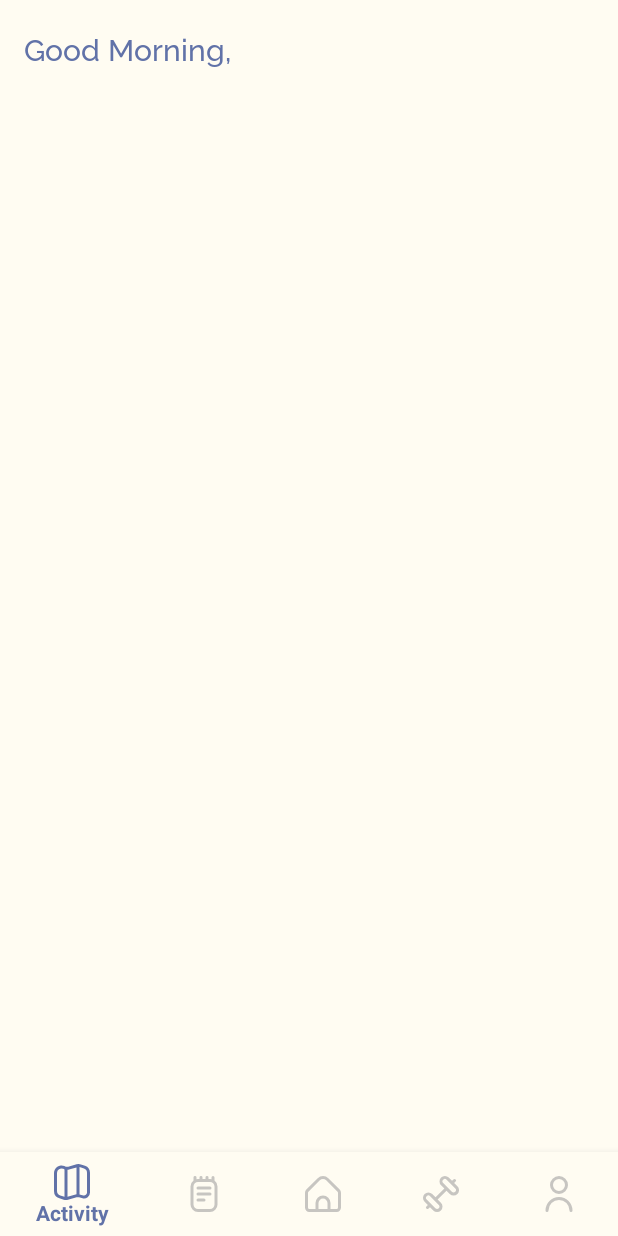
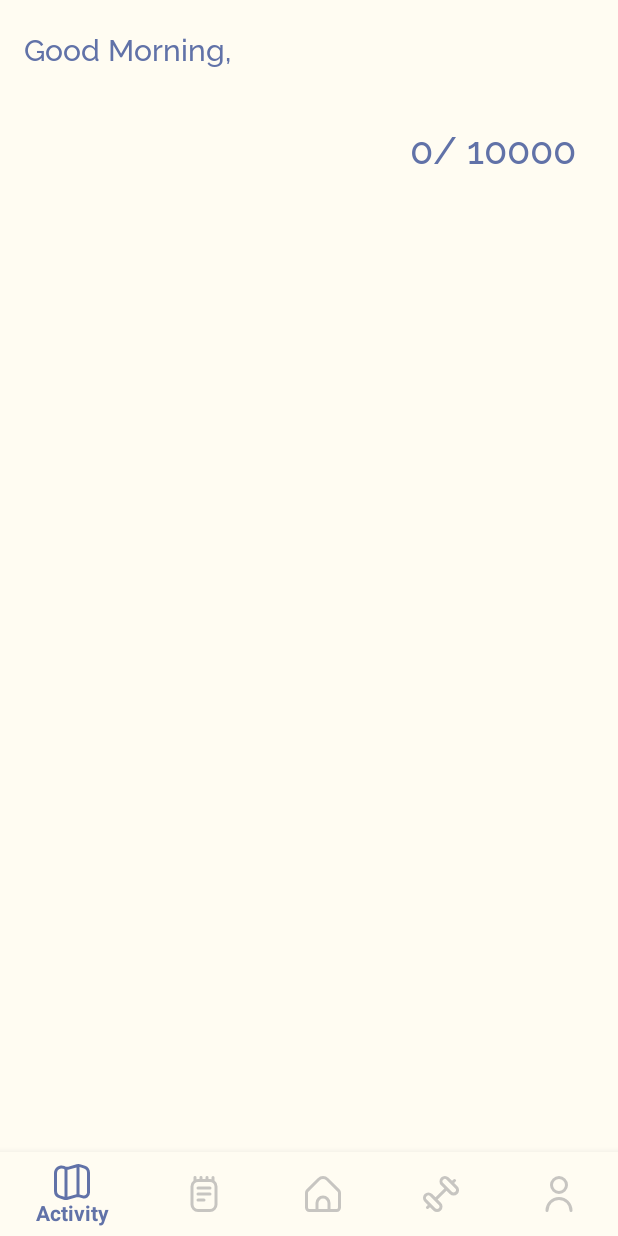
Before and after one commit to MarkoGordic/FitnessAssistant, an Android app: the HomePageActivity screen opened directly, with no data from a screen before it, on a phone screen of 412 x 824 dp. Run offline under Robolectric (Android 15) with nearby library versions, the phone set to English and light mode, and no system bars; our stand-ins replace Firebase (no records; nobody signed in at launch, a user with empty details on screens opened directly).

Commit message:
Minor bugs fixed, Home Page updated. The initial version of the step tracker implemented.

```diff
--- a/app/src/main/AndroidManifest.xml
+++ b/app/src/main/AndroidManifest.xml
@@ -2,7 +2,8 @@
 <manifest xmlns:android="http://schemas.android.com/apk/res/android"
     package="com.example.fitnessassistant">
 
-<uses-permission android:name="android.permission.INTERNET"/>
+    <uses-permission android:name="android.permission.INTERNET"/>
+    <uses-permission android:name="android.permission.ACTIVITY_RECOGNITION"/>
 
 <application
     android:allowBackup="false"
--- a/app/src/main/java/com/example/fitnessassistant/HomePageActivity.java
+++ b/app/src/main/java/com/example/fitnessassistant/HomePageActivity.java
@@ -1,5 +1,10 @@
 package com.example.fitnessassistant;
 
+import android.content.SharedPreferences;
+import android.hardware.Sensor;
+import android.hardware.SensorEvent;
+import android.hardware.SensorEventListener;
+import android.hardware.SensorManager;
 import android.os.Bundle;
 import android.widget.TextView;
 
@@ -11,10 +16,46 @@ import java.util.GregorianCalendar;
 
 public class HomePageActivity extends AppCompatActivity {
 
+    double MagnitudePrevious = 1;
+    int stepCount = 0;
+
     @Override
     protected void onCreate(Bundle savedInstanceState) {
         super.onCreate(savedInstanceState);
         setContentView(R.layout.home_page);
+
+        TextView stepCountText = findViewById(R.id.stepCount);
+
+        SensorManager sensorManager = (SensorManager) getSystemService(SENSOR_SERVICE);
+        Sensor sensor = sensorManager.getDefaultSensor(Sensor.TYPE_ACCELEROMETER);
+
+        SensorEventListener stepDetector = new SensorEventListener() {
+            @Override
+            public void onSensorChanged(SensorEvent event) {
+                if (event != null){
+                    float x_acceleration = event.values[0];
+                    float y_acceleration = event.values[1];
+                    float z_acceleration = event.values[2];
+
+                    double Magnitude = Math.sqrt(x_acceleration*x_acceleration + y_acceleration*y_acceleration + z_acceleration*z_acceleration);
+                    double MagnitudeDelta = Magnitude - MagnitudePrevious;
+                    MagnitudePrevious = Magnitude;
+
+                    if (MagnitudeDelta > 4){
+                        stepCount++;
+                    }
+
+                    stepCountText.setText(String.valueOf(stepCount));
+                }
+            }
+
+            @Override
+            public void onAccuracyChanged(Sensor sensor, int accuracy) {
+
+            }
+        };
+
+        sensorManager.registerListener(stepDetector, sensor, SensorManager.SENSOR_DELAY_NORMAL);
 
         TextView welcome = findViewById(R.id.welcomeMessage); // TextView in top right corner for welcome message
 
@@ -33,5 +74,33 @@ public class HomePageActivity extends AppCompatActivity {
         else if((systemHours >= 23 && systemHours <= 24) || (systemHours >= 0 && systemHours < 6))
             welcome.setText("Good Night, ");
 
+
+    }
+
+    protected void onPause() {
+        super.onPause();
+
+        SharedPreferences sharedPreferences = getPreferences(MODE_PRIVATE);
+        SharedPreferences.Editor editor = sharedPreferences.edit();
+        editor.clear();
+        editor.putInt("stepCount", stepCount);
+        editor.apply();
+    }
+
+    protected void onStop() {
+        super.onStop();
+
+        SharedPreferences sharedPreferences = getPreferences(MODE_PRIVATE);
+        SharedPreferences.Editor editor = sharedPreferences.edit();
+        editor.clear();
+        editor.putInt("stepCount", stepCount);
+        editor.apply();
+    }
+
+    protected void onResume() {
+        super.onResume();
+
+        SharedPreferences sharedPreferences = getPreferences(MODE_PRIVATE);
+        stepCount = sharedPreferences.getInt("stepCount", 0);
     }
 }
--- a/app/src/main/res/layout/home_page.xml
+++ b/app/src/main/res/layout/home_page.xml
@@ -36,4 +36,38 @@
         app:layout_constraintStart_toStartOf="parent"
         app:layout_constraintTop_toTopOf="parent"
         app:layout_constraintVertical_bias="0.022" />
+
+    <TextView
+        android:id="@+id/stepTarget"
+        android:layout_width="97dp"
+        android:layout_height="36dp"
+        android:layout_marginTop="80dp"
+        android:fontFamily="@font/ralewaym"
+
+        android:text="@string/default_step_target"
+        android:textColor="@color/BlueYonder"
+        android:textSize="25sp"
+
+        app:layout_constraintEnd_toEndOf="parent"
+        app:layout_constraintHorizontal_bias="0.917"
+        app:layout_constraintStart_toStartOf="parent"
+        app:layout_constraintTop_toTopOf="parent" />
+
+    <TextView
+        android:id="@+id/stepCount"
+        android:layout_width="97dp"
+        android:layout_height="36dp"
+        android:layout_marginTop="80dp"
+        android:fontFamily="@font/ralewaym"
+
+        android:gravity="end"
+        android:text="@string/default_step_count"
+        android:textColor="@color/BlueYonder"
+        android:textSize="25sp"
+
+        app:layout_constraintEnd_toEndOf="parent"
+        app:layout_constraintHorizontal_bias="0.608"
+        app:layout_constraintStart_toStartOf="parent"
+        app:layout_constraintTop_toTopOf="parent" />
+
 </androidx.constraintlayout.widget.ConstraintLayout>
--- a/app/src/main/res/menu/bottom_navigation.xml
+++ b/app/src/main/res/menu/bottom_navigation.xml
@@ -6,31 +6,31 @@
     <item
         android:id="@+id/map"
         android:icon="@drawable/map"
-        android:title="Activity"
+        android:title="@string/nav1"
         />
 
     <item
         android:id="@+id/diary"
         android:icon="@drawable/diary"
-        android:title="Profile"
+        android:title="@string/nav2"
         />
 
     <item
         android:id="@+id/home"
         android:icon="@drawable/home"
-        android:title="Home"
+        android:title="@string/nav3"
         />
 
     <item
         android:id="@+id/workout"
         android:icon="@drawable/workout"
-        android:title="Workout"
+        android:title="@string/nav4"
         />
 
     <item
         android:id="@+id/profile"
         android:icon="@drawable/user"
-        android:title="Profile"
+        android:title="@string/nav5"
         />
 
 
--- a/app/src/main/res/values/strings.xml
+++ b/app/src/main/res/values/strings.xml
@@ -20,6 +20,15 @@
     <string name="invalid_password">Password must be >5 characters</string>
     <string name="sign_in_failed">"Sign in failed"</string>
 
+    <!-- Navigation bar strings -->
+    <string name="nav1">Activity</string>
+    <string name="nav2">Stats</string>
+    <string name="nav3">Home</string>
+    <string name="nav4">Workout</string>
+    <string name="nav5">Profile</string>
+
     <!-- Strings for HomePage -->
     <string name="welcome_text">Hello! 👋</string>
+    <string name="default_step_target">/ 10000</string>
+    <string name="default_step_count">0</string>
 </resources>
```
